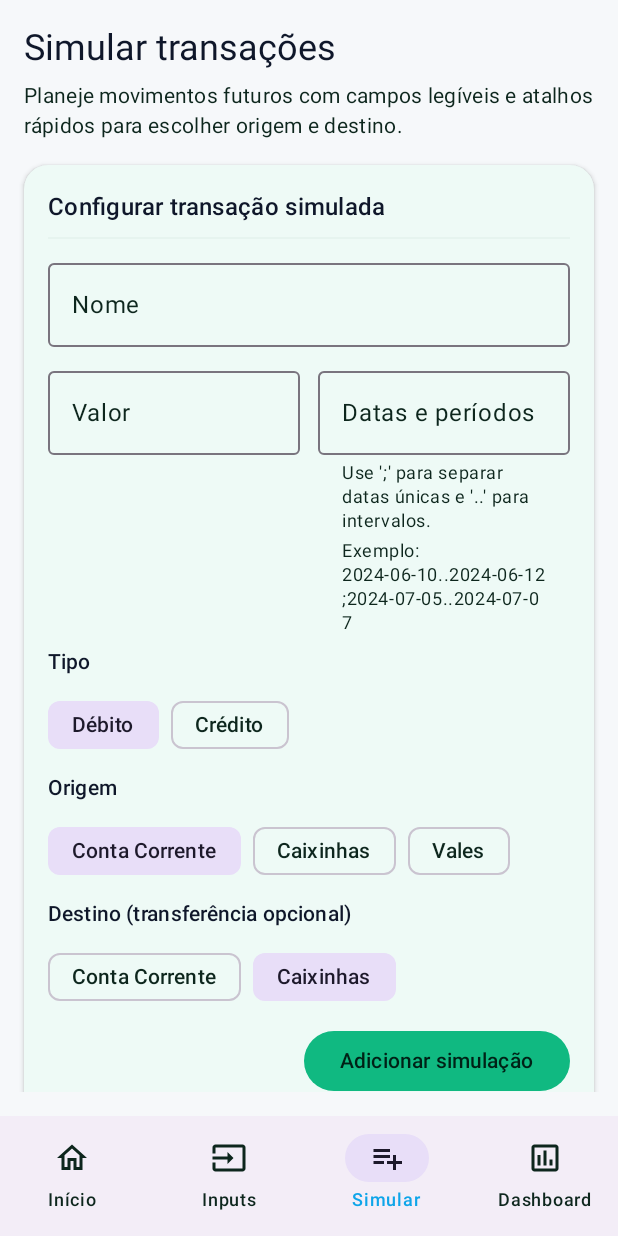
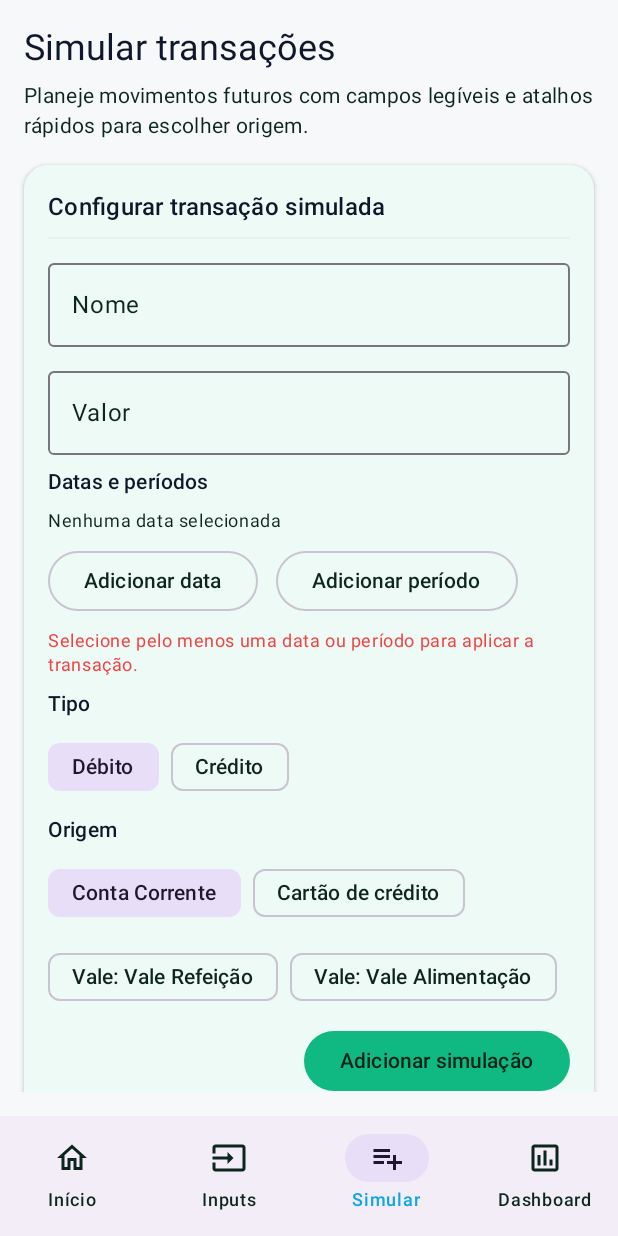
Before and after one commit to GloedenJoao/Android_AppV4, an Android app built with Jetpack Compose: the screen it shows after launch (MainActivity), item 3 of the bottom bar chosen, on a phone screen of 412 x 824 dp. Run offline under Robolectric (Android 15) with nearby library versions, the phone set to English and light mode, and no system bars.

Commit message:
Improve simulated transaction inputs with calendar selection

```diff
--- a/app/src/main/java/com/financeplanner/app/data/FinanceViewModel.kt
+++ b/app/src/main/java/com/financeplanner/app/data/FinanceViewModel.kt
@@ -177,12 +177,16 @@ class FinanceViewModel : ViewModel() {
                     AccountSource.VALE -> {
                         valeTotal += if (event.type == TransactionType.CREDIT) event.amount else -event.amount
                     }
+                    AccountSource.CREDIT_CARD -> {
+                        cardDebt += if (event.type == TransactionType.DEBIT) event.amount else -event.amount
+                    }
                 }
                 if (event.destination != null && event.type == TransactionType.DEBIT) {
                     when (event.destination) {
                         AccountSource.CHECKING -> checking += event.amount
                         AccountSource.CAIXINHAS -> caixinhaTotal += event.amount
                         AccountSource.VALE -> valeTotal += event.amount
+                        AccountSource.CREDIT_CARD -> cardDebt += event.amount
                     }
                 }
                 if (event.id.startsWith("card-")) {
--- a/app/src/main/java/com/financeplanner/app/model/Models.kt
+++ b/app/src/main/java/com/financeplanner/app/model/Models.kt
@@ -42,7 +42,7 @@ data class BalanceSnapshot(
     val cardDebt: Double
 )
 
-enum class AccountSource { CHECKING, CAIXINHAS, VALE }
+enum class AccountSource { CHECKING, CAIXINHAS, VALE, CREDIT_CARD }
 
 data class DashboardInsight(
     val label: String,
--- a/app/src/main/java/com/financeplanner/app/ui/Screens.kt
+++ b/app/src/main/java/com/financeplanner/app/ui/Screens.kt
@@ -4,6 +4,8 @@ import androidx.compose.foundation.Canvas
 import androidx.compose.foundation.background
 import androidx.compose.foundation.layout.Arrangement
 import androidx.compose.foundation.layout.Column
+import androidx.compose.foundation.layout.ExperimentalLayoutApi
+import androidx.compose.foundation.layout.FlowRow
 import androidx.compose.foundation.layout.Row
 import androidx.compose.foundation.layout.fillMaxSize
 import androidx.compose.foundation.layout.fillMaxWidth
@@ -13,20 +15,29 @@ import androidx.compose.foundation.lazy.LazyColumn
 import androidx.compose.foundation.shape.RoundedCornerShape
 import androidx.compose.material.icons.Icons
 import androidx.compose.material.icons.outlined.Delete
+import androidx.compose.material3.AssistChip
 import androidx.compose.material3.Button
 import androidx.compose.material3.Card
 import androidx.compose.material3.CardDefaults
+import androidx.compose.material3.DatePicker
+import androidx.compose.material3.DatePickerDefaults
+import androidx.compose.material3.DatePickerDialog
+import androidx.compose.material3.DateRangePicker
 import androidx.compose.material3.Divider
+import androidx.compose.material3.ExperimentalMaterial3Api
 import androidx.compose.material3.FilterChip
 import androidx.compose.material3.Icon
 import androidx.compose.material3.IconButton
 import androidx.compose.material3.MaterialTheme
+import androidx.compose.material3.OutlinedButton
 import androidx.compose.material3.OutlinedTextField
 import androidx.compose.material3.Scaffold
 import androidx.compose.material3.SnackbarHost
 import androidx.compose.material3.SnackbarHostState
 import androidx.compose.material3.Text
 import androidx.compose.material3.TextButton
+import androidx.compose.material3.rememberDatePickerState
+import androidx.compose.material3.rememberDateRangePickerState
 import androidx.compose.material3.surfaceColorAtElevation
 import androidx.compose.runtime.Composable
 import androidx.compose.runtime.LaunchedEffect
@@ -53,7 +64,9 @@ import com.financeplanner.app.model.DashboardInsight
 import com.financeplanner.app.model.SimulatedTransactionInput
 import com.financeplanner.app.model.TransactionType
 import java.text.NumberFormat
+import java.time.Instant
 import java.time.LocalDate
+import java.time.ZoneId
 import java.time.format.DateTimeFormatter
 import java.util.Locale
 import kotlinx.coroutines.launch
@@ -400,25 +413,96 @@ private fun ValeSection(viewModel: FinanceViewModel, onSaved: (String) -> Unit)
     }
 }
 
+@OptIn(ExperimentalMaterial3Api::class, ExperimentalLayoutApi::class)
 @Composable
 fun SimulationScreen(viewModel: FinanceViewModel) {
     val today = remember { LocalDate.now() }
     var name by remember { mutableStateOf("") }
     var amount by remember { mutableStateOf("") }
-    var dateInput by remember { mutableStateOf("") }
     var type by remember { mutableStateOf(TransactionType.DEBIT) }
-    var source by remember { mutableStateOf(AccountSource.CHECKING) }
-    var destination by remember { mutableStateOf(AccountSource.CAIXINHAS) }
+    val dateSelections = remember { mutableStateListOf<DateSelection>() }
+    var showDatePicker by remember { mutableStateOf(false) }
+    var showRangePicker by remember { mutableStateOf(false) }
+    var selectedSource by remember { mutableStateOf(SourceOption(AccountSource.CHECKING, "Conta Corrente")) }
 
     val range = remember { today..today.plusDays(30) }
     val standardTransactions = remember(range) { viewModel.upcomingStandardTransactions(range) }
     val simulated = remember { mutableStateListOf(*viewModel.futureSimulations(range).toTypedArray()) }
-    val parsedDates = remember(dateInput) { parseDates(dateInput) }
-    val hasDateError = dateInput.isNotBlank() && parsedDates.isEmpty()
+    val selectedDates = dateSelections.flatMap { it.dates() }.distinct().sorted()
+    val hasDateError = selectedDates.isEmpty()
+
+    val caixinhaOptions = viewModel.caixinhas.map { SourceOption(AccountSource.CAIXINHAS, "Caixinha: ${it.name}") }
+    val valeOptions = viewModel.vales.map { SourceOption(AccountSource.VALE, "Vale: ${it.label}") }
+    val sourceOptions = listOf(
+        SourceOption(AccountSource.CHECKING, "Conta Corrente"),
+        SourceOption(AccountSource.CREDIT_CARD, "Cartão de crédito")
+    ) + caixinhaOptions + valeOptions
+
+    if (selectedSource !in sourceOptions) {
+        selectedSource = sourceOptions.first()
+    }
 
     LaunchedEffect(viewModel) {
         simulated.clear()
         simulated.addAll(viewModel.futureSimulations(range))
+    }
+
+    if (showDatePicker) {
+        val dateState = rememberDatePickerState(initialSelectedDateMillis = today.toEpochMillis())
+        DatePickerDialog(
+            onDismissRequest = { showDatePicker = false },
+            confirmButton = {
+                TextButton(
+                    onClick = {
+                        val selected = dateState.selectedDateMillis?.toLocalDate()
+                        if (selected != null) {
+                            dateSelections.add(SingleDateSelection(selected))
+                        }
+                        showDatePicker = false
+                    }
+                ) { Text("Adicionar") }
+            },
+            dismissButton = {
+                TextButton(onClick = { showDatePicker = false }) { Text("Cancelar") }
+            }
+        ) {
+            DatePicker(
+                state = dateState,
+                title = { Text("Escolha uma data") }
+            )
+        }
+    }
+
+    if (showRangePicker) {
+        val rangeState = rememberDateRangePickerState()
+        DatePickerDialog(
+            onDismissRequest = { showRangePicker = false },
+            colors = DatePickerDefaults.colors(),
+            confirmButton = {
+                TextButton(
+                    onClick = {
+                        val start = rangeState.selectedStartDateMillis
+                        val end = rangeState.selectedEndDateMillis ?: start
+                        if (start != null && end != null) {
+                            val startDate = start.toLocalDate()
+                            val endDate = end.toLocalDate()
+                            val normalizedStart = minOf(startDate, endDate)
+                            val normalizedEnd = maxOf(startDate, endDate)
+                            dateSelections.add(RangeDateSelection(normalizedStart, normalizedEnd))
+                        }
+                        showRangePicker = false
+                    }
+                ) { Text("Adicionar") }
+            },
+            dismissButton = {
+                TextButton(onClick = { showRangePicker = false }) { Text("Cancelar") }
+            }
+        ) {
+            DateRangePicker(
+                state = rangeState,
+                title = { Text("Selecione um período") }
+            )
+        }
     }
 
     LazyColumn(
@@ -432,7 +516,7 @@ fun SimulationScreen(viewModel: FinanceViewModel) {
             Column(verticalArrangement = Arrangement.spacedBy(6.dp)) {
                 Text("Simular transações", style = MaterialTheme.typography.headlineSmall)
                 Text(
-                    "Planeje movimentos futuros com campos legíveis e atalhos rápidos para escolher origem e destino.",
+                    "Planeje movimentos futuros com campos legíveis e atalhos rápidos para escolher origem.",
                     style = MaterialTheme.typography.bodyMedium,
                     color = MaterialTheme.colorScheme.onSurfaceVariant
                 )
@@ -459,34 +543,41 @@ fun SimulationScreen(viewModel: FinanceViewModel) {
                         keyboardOptions = KeyboardOptions(keyboardType = KeyboardType.Number, imeAction = ImeAction.Next),
                         modifier = Modifier.weight(1f)
                     )
-                    OutlinedTextField(
-                        value = dateInput,
-                        onValueChange = { dateInput = it },
-                        label = { Text("Datas e períodos") },
-                        singleLine = true,
-                        keyboardOptions = KeyboardOptions(imeAction = ImeAction.Done),
-                        supportingText = {
-                            Column(verticalArrangement = Arrangement.spacedBy(4.dp)) {
-                                Text("Use ';' para separar datas únicas e '..' para intervalos.")
-                                Text("Exemplo: 2024-06-10..2024-06-12;2024-07-05..2024-07-07")
-                                if (hasDateError) {
+                }
+                Text("Datas e períodos", style = MaterialTheme.typography.titleSmall)
+                Column(verticalArrangement = Arrangement.spacedBy(8.dp)) {
+                    FlowRow(horizontalArrangement = Arrangement.spacedBy(8.dp), verticalArrangement = Arrangement.spacedBy(8.dp)) {
+                        dateSelections.forEachIndexed { index, selection ->
+                            AssistChip(
+                                onClick = { dateSelections.removeAt(index) },
+                                label = { Text(selection.label()) },
+                                leadingIcon = { Icon(Icons.Outlined.Delete, contentDescription = null) }
+                            )
+                        }
+                        if (dateSelections.isEmpty()) {
                             Text(
-                                        "Nenhuma data válida encontrada.",
-                                        color = MaterialTheme.colorScheme.error,
-                                        style = MaterialTheme.typography.bodySmall
-                                    )
-                                } else if (parsedDates.isNotEmpty()) {
-                                    val preview = parsedDates.take(3).joinToString { it.toString() }
-                                    val extra = (parsedDates.size - parsedDates.take(3).size)
-                                    val suffix = if (extra > 0) " +$extra" else ""
-                                    Text(
-                                        "Serão aplicadas ${parsedDates.size} datas ($preview$suffix)",
+                                "Nenhuma data selecionada",
+                                color = MaterialTheme.colorScheme.onSurfaceVariant,
                                 style = MaterialTheme.typography.bodySmall
                             )
                         }
                     }
-                        },
-                        modifier = Modifier.weight(1f)
+                    Row(horizontalArrangement = Arrangement.spacedBy(12.dp)) {
+                        OutlinedButton(onClick = { showDatePicker = true }) { Text("Adicionar data") }
+                        OutlinedButton(onClick = { showRangePicker = true }) { Text("Adicionar período") }
+                    }
+                    val summaryText = if (selectedDates.isEmpty()) {
+                        "Selecione pelo menos uma data ou período para aplicar a transação."
+                    } else {
+                        val preview = selectedDates.take(3).joinToString { it.format(dateFormatter) }
+                        val extra = selectedDates.size - selectedDates.take(3).size
+                        val suffix = if (extra > 0) " +$extra" else ""
+                        "Serão aplicadas ${selectedDates.size} datas ($preview$suffix)"
+                    }
+                    Text(
+                        summaryText,
+                        style = MaterialTheme.typography.bodySmall,
+                        color = if (hasDateError) MaterialTheme.colorScheme.error else MaterialTheme.colorScheme.onSurfaceVariant
                     )
                 }
                 Text("Tipo", style = MaterialTheme.typography.titleSmall)
@@ -495,16 +586,13 @@ fun SimulationScreen(viewModel: FinanceViewModel) {
                     FilterChip(selected = type == TransactionType.CREDIT, onClick = { type = TransactionType.CREDIT }, label = { Text("Crédito") })
                 }
                 Text("Origem", style = MaterialTheme.typography.titleSmall)
-                Row(horizontalArrangement = Arrangement.spacedBy(8.dp)) {
-                    FilterChip(selected = source == AccountSource.CHECKING, onClick = { source = AccountSource.CHECKING }, label = { Text("Conta Corrente") })
-                    FilterChip(selected = source == AccountSource.CAIXINHAS, onClick = { source = AccountSource.CAIXINHAS }, label = { Text("Caixinhas") })
-                    FilterChip(selected = source == AccountSource.VALE, onClick = { source = AccountSource.VALE }, label = { Text("Vales") })
-                }
-                if (type == TransactionType.DEBIT) {
-                    Text("Destino (transferência opcional)", style = MaterialTheme.typography.titleSmall)
-                    Row(horizontalArrangement = Arrangement.spacedBy(8.dp)) {
-                        FilterChip(selected = destination == AccountSource.CHECKING, onClick = { destination = AccountSource.CHECKING }, label = { Text("Conta Corrente") })
-                        FilterChip(selected = destination == AccountSource.CAIXINHAS, onClick = { destination = AccountSource.CAIXINHAS }, label = { Text("Caixinhas") })
+                FlowRow(horizontalArrangement = Arrangement.spacedBy(8.dp), verticalArrangement = Arrangement.spacedBy(8.dp)) {
+                    sourceOptions.forEach { option ->
+                        FilterChip(
+                            selected = selectedSource == option,
+                            onClick = { selectedSource = option },
+                            label = { Text(option.label) }
+                        )
                     }
                 }
                 Row(
@@ -514,15 +602,14 @@ fun SimulationScreen(viewModel: FinanceViewModel) {
                     Button(
                         onClick = {
                             val numeric = amount.toDoubleOrNull()
-                            if (name.isNotBlank() && numeric != null && parsedDates.isNotEmpty()) {
+                            if (name.isNotBlank() && numeric != null && selectedDates.isNotEmpty()) {
                                 viewModel.addSimulatedTransaction(
                                     SimulatedTransactionInput(
                                         name = name,
                                         amount = numeric,
-                                        dates = parsedDates,
+                                        dates = selectedDates,
                                         type = type,
-                                        source = source,
-                                        destination = if (type == TransactionType.DEBIT) destination else null
+                                        source = selectedSource.source
                                     )
                                 )
                                 simulated.clear()
@@ -793,25 +880,33 @@ private fun LineChart(data: List<Pair<LocalDate, Double>>) {
     }
 }
 
-private fun parseDates(raw: String): List<LocalDate> {
-    fun String.toLocalDateOrNull(): LocalDate? = runCatching { LocalDate.parse(this) }.getOrNull()
-    val parts = raw.split(";").map { it.trim() }.filter { it.isNotEmpty() }
+private data class SourceOption(val source: AccountSource, val label: String)
+
+private sealed class DateSelection {
+    abstract fun dates(): List<LocalDate>
+    abstract fun label(): String
+}
+
+private data class SingleDateSelection(val date: LocalDate) : DateSelection() {
+    override fun dates(): List<LocalDate> = listOf(date)
+
+    override fun label(): String = date.format(dateFormatter)
+}
+
+private data class RangeDateSelection(val start: LocalDate, val end: LocalDate) : DateSelection() {
+    override fun dates(): List<LocalDate> {
         val dates = mutableListOf<LocalDate>()
-    parts.forEach { part ->
-        if (part.contains("..")) {
-            val rangeParts = part.split("..")
-            val start: LocalDate? = rangeParts[0].toLocalDateOrNull()
-            val end: LocalDate? = rangeParts.getOrElse(1) { rangeParts[0] }.toLocalDateOrNull()
-            if (start != null && end != null) {
-                var date: LocalDate = start
-                while (!date.isAfter(end)) {
-                    dates.add(date)
-                    date = date.plusDays(1)
+        var pointer = start
+        while (!pointer.isAfter(end)) {
+            dates.add(pointer)
+            pointer = pointer.plusDays(1)
         }
+        return dates
     }
-        } else {
-            part.toLocalDateOrNull()?.let(dates::add)
+
+    override fun label(): String = "${start.format(dateFormatter)} - ${end.format(dateFormatter)}"
 }
-    }
-    return dates.distinct().sorted()
-}
+
+private fun Long.toLocalDate(): LocalDate = Instant.ofEpochMilli(this).atZone(ZoneId.systemDefault()).toLocalDate()
+
+private fun LocalDate.toEpochMillis(): Long = atStartOfDay(ZoneId.systemDefault()).toInstant().toEpochMilli()
```
Lines whose indentation alone changed are shown as unchanged.
